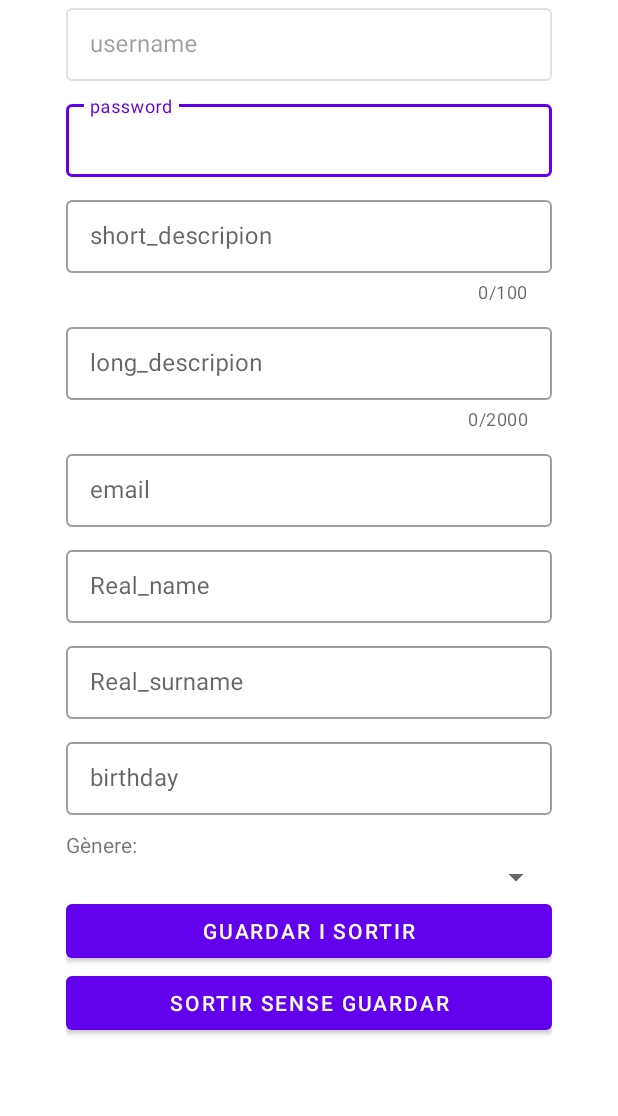
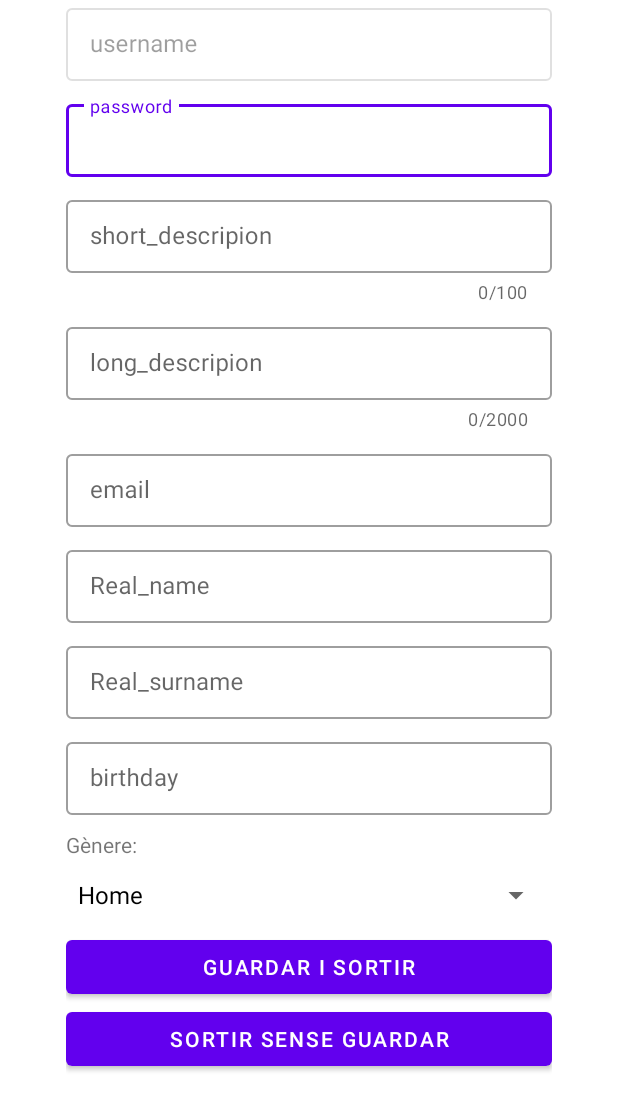
Before and after one commit to ramontu/Agamers, an Android app: the EditAccountActivity screen opened directly, with no data from a screen before it, on a phone screen of 412 x 824 dp, the part 120-1236 px from its top. Run offline under Robolectric (Android 15) with nearby library versions, the phone set to English and light mode, and no system bars; our stand-ins replace data binding; network calls fail; 1 statement that could not run was skipped.

Commit message:
spiner_genere millorat

```diff
--- a/client/app/src/main/java/dam/agamers/gtidic/udl/agamers/views/EditAccountActivity.java
+++ b/client/app/src/main/java/dam/agamers/gtidic/udl/agamers/views/EditAccountActivity.java
@@ -18,7 +18,9 @@ import android.widget.SpinnerAdapter;
 
 import com.google.android.material.textfield.TextInputLayout;
 
+import java.util.ArrayList;
 import java.util.Arrays;
+import java.util.List;
 
 import dam.agamers.gtidic.udl.agamers.CommonActivity;
 import dam.agamers.gtidic.udl.agamers.R;
@@ -73,21 +75,12 @@ public class EditAccountActivity extends CommonActivity {
     }
 
     private void setSpinnerGenere(){
-        AlertDialog.Builder builder = new AlertDialog.Builder(this);
-        builder.setTitle(R.string.genere_select_title);
-
-
-        builder.setItems(Integer.parseInt((Arrays.toString(GenereEnum.values()))), new DialogInterface.OnClickListener() {
-            @Override
-            public void onClick(DialogInterface dialog, int which) {
-
-            }
-        });
-
-
-        AlertDialog alertDialog = builder.create();
-        alertDialog.show();
-
+        Spinner spinner = findViewById(R.id.edit_info_genere_spinner);
+        List<String> llista = new ArrayList<>();
+        for( int i = 0; i < GenereEnum.values().length; i++){
+            llista.add(GenereEnum.values()[i].toString(this));
+        }
+        spinner.setAdapter(new ArrayAdapter<>(this, R.layout.support_simple_spinner_dropdown_item,llista) );
 
     }
 
```
